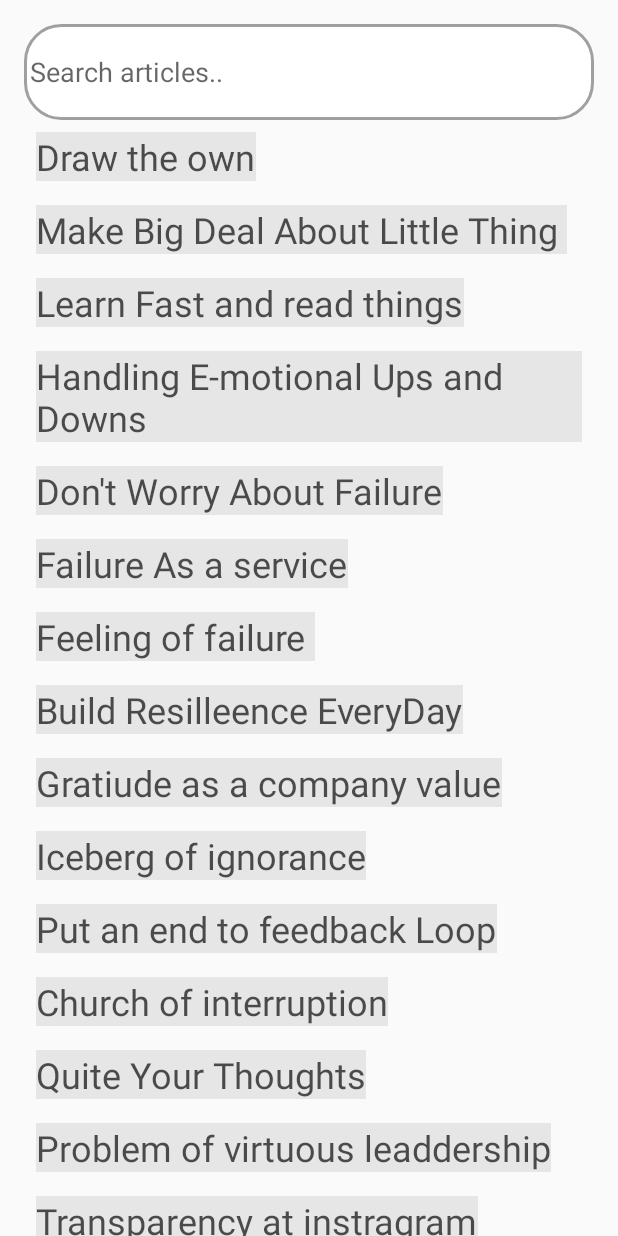
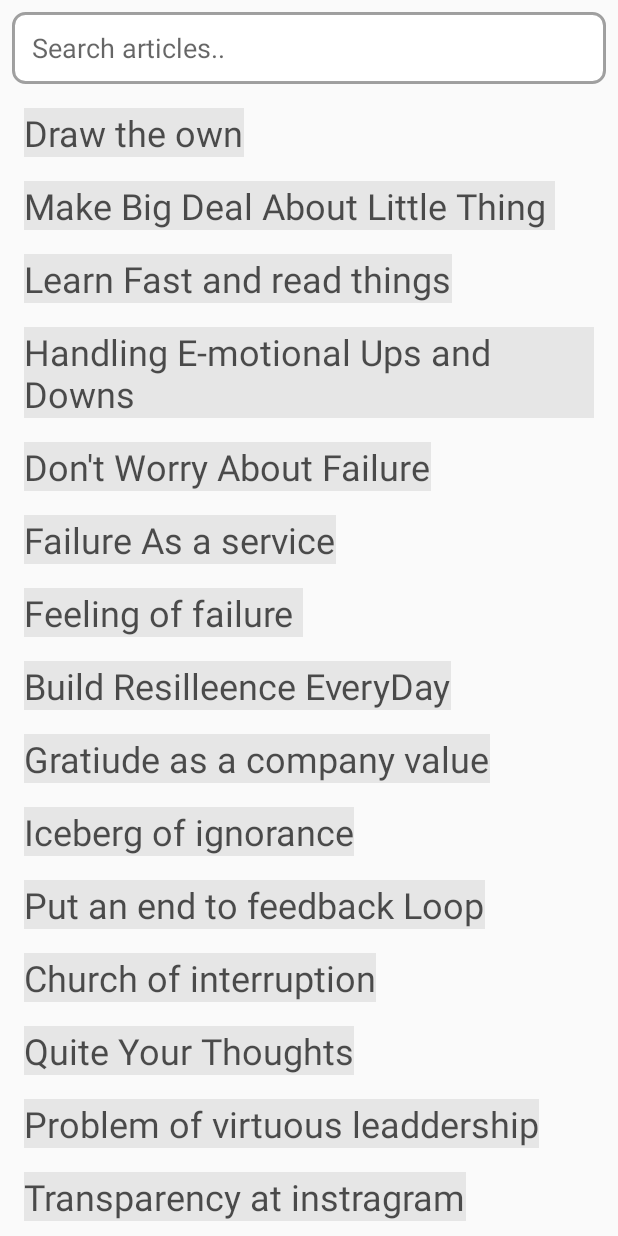
Before and after one commit to NiranjanNlc/ArticleRedaer, an Android app: the TitleListFragment screen opened through its navigation route, on a phone screen of 412 x 824 dp. Run offline under Robolectric (Android 15) with nearby library versions, the light colour scheme and no system bars; our stand-ins replace Room's generated code, data binding; pictures from the network do not load.

Commit message:
views are arranged

```diff
--- a/app/src/main/res/drawable/rounded_search.xml
+++ b/app/src/main/res/drawable/rounded_search.xml
@@ -1,7 +1,7 @@
 <?xml version="1.0" encoding="utf-8"?>
 <shape xmlns:android="http://schemas.android.com/apk/res/android">
     <solid android:color="#ffffff" />
-    <corners android:radius="24dp"/>
+    <corners android:radius="8dp"/>
     <stroke android:width="2dp"
         android:color="#5E000000"/>
 </shape>
--- a/app/src/main/res/layout/activity_search.xml
+++ b/app/src/main/res/layout/activity_search.xml
@@ -17,13 +17,11 @@
         <EditText
             android:id="@+id/inputSearch"
             android:layout_width="match_parent"
-            android:layout_height="64dp"
-            android:layout_marginTop="16dp"
-            android:layout_marginRight="16dp"
-            android:layout_marginLeft="16dp"
-            android:hint="Search articles.."
+            android:layout_height="48dp"
+            android:layout_margin = "8dp"
+            android:paddingStart="4dp"
+            android:hint="  Search articles.."
             android:background="@drawable/rounded_search"
-            android:padding="4dp"
             app:layout_constraintEnd_toEndOf="parent"
             app:layout_constraintHorizontal_bias="0.0"
             app:layout_constraintStart_toStartOf="parent"
--- a/app/src/main/res/layout/fragment_listing.xml
+++ b/app/src/main/res/layout/fragment_listing.xml
@@ -16,6 +16,7 @@
         android:id="@+id/recycler_view"
         android:layout_width="match_parent"
         android:layout_height="wrap_content"
+        android:layout_margin="8dp"
         app:layoutManager="androidx.recyclerview.widget.LinearLayoutManager"
         tools:listitem="@layout/search_item"
         />
--- a/app/src/main/res/layout/search_item.xml
+++ b/app/src/main/res/layout/search_item.xml
@@ -18,8 +18,6 @@
             android:id="@+id/search_title"
             android:layout_width="match_parent"
             android:layout_height="wrap_content"
-            android:layout_marginRight="16dp"
-            android:layout_marginLeft="16dp"
             android:textSize="24dp"
             app:layout_constraintBottom_toBottomOf="parent"
             app:layout_constraintEnd_toEndOf="parent"
```
Also changed, not shown: app/src/main/res/layout/article_item.xml (+5 -6 lines).
